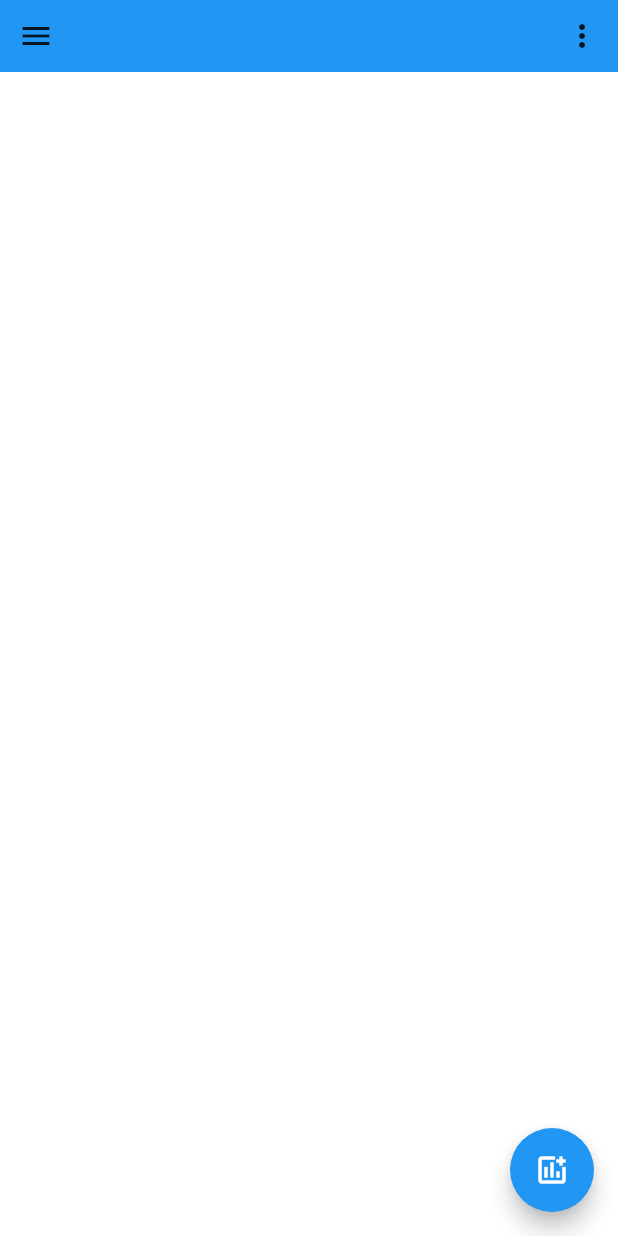
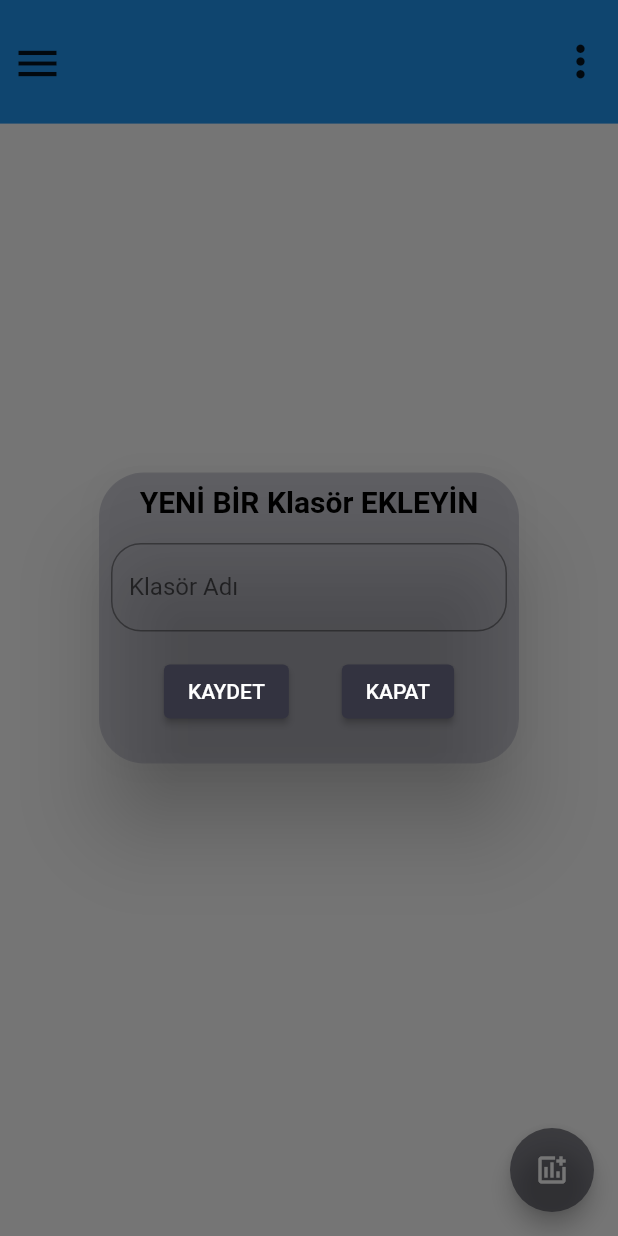
Before and after one commit to Karacazade-YunusEmre/osmanlica_sozluk, a Flutter app: the screen it shows after launch, after a tap on the "add chart" icon, on a phone screen of 412 x 824 dp. Run offline on Flutter 3.47's test engine with Material 2 defaults, Android fonts, the phone set to English and light mode, and no system bars; our stand-ins replace flutter_screenutil, get, get_it, sqflite; accounts and stored records are empty.

Commit message:
# uygulama'ya klasör ekleme özelliği eklendi

```diff
--- a/lib/controller/main_controller.dart
+++ b/lib/controller/main_controller.dart
@@ -1,12 +1,24 @@
 import 'package:get/get.dart';
-import 'package:lugat/utilities/enums.dart';
+
+import '../main.dart';
+import '/model/concrete/directory_model.dart';
+import '/model/concrete/sentence_model.dart';
+import '/utilities/enums.dart';
 
 /// Created by Yunus Emre Yıldırım
 /// on 22.09.2022
 
 class MainController extends GetxController {
+  final sentenceList = <SentenceModel>[].obs;
+  final directoryList = <DirectoryModel>[].obs;
   final _listSortCurrentValue = ListSortEnum.increase.obs;
-  final _isMenuOpen = false.obs;
+
+  @override
+  Future<void> onInit() async {
+    super.onInit();
+
+    directoryList.addAll(await directoryDal.getAll());
+  }
 
   /// listSortCurrentValue getter
   ListSortEnum get listSortCurrentValue => _listSortCurrentValue.value;
@@ -14,21 +26,10 @@ class MainController extends GetxController {
   /// listSortCurrentValue setter
   set listSortCurrentValue(ListSortEnum newValue) => _listSortCurrentValue.value = newValue;
 
-  /// isMenuOpen getter
-  bool get isMenuOpen => _isMenuOpen.value;
-
-  /// isMenuOpen setter
-  set isMenuOpen(bool newValue) => _isMenuOpen.value = newValue;
-
   /// listSortCurrentValue change value
   void changelistSortCurrentValue(ListSortEnum? value) {
     if (value != null) {
       listSortCurrentValue = value;
     }
   }
-
-  /// isMenuOpen change value
-  void changeIsMenuOpen() {
-    isMenuOpen = !isMenuOpen;
-  }
 }
--- a/lib/main.dart
+++ b/lib/main.dart
@@ -1,14 +1,40 @@
 import 'package:flutter/material.dart';
 import 'package:flutter_screenutil/flutter_screenutil.dart';
 import 'package:get/get.dart';
-import 'package:lugat/controller/main_controller.dart';
+import 'package:get_it/get_it.dart';
 
+import '/controller/main_controller.dart';
+import '/repository/base/i_directory_repository.dart';
+import '/repository/base/i_sentence_repository.dart';
+import '/repository/sqlite/directory_dal.dart';
+import '/ui/pages/page_not_found.dart';
+import 'repository/sqlite/sentence_dal.dart';
 import 'utilities/router.dart';
 import 'utilities/ui_constant.dart';
 
-void main() {
+late ISentenceRepository sentenceDal;
+late IDirectoryRepository directoryDal;
+
+void main() async {
+  init;
+  setupLocators;
   initControllers;
   runApp(const MainApp());
+}
+
+void get init {
+  WidgetsFlutterBinding.ensureInitialized();
+}
+
+void get setupLocators {
+  final sentenceLocator = GetIt.instance;
+  final directoryLocator = GetIt.instance;
+
+  sentenceLocator.registerSingleton<ISentenceRepository>(SentenceDal());
+  directoryLocator.registerSingleton<IDirectoryRepository>(DirectoryDal());
+
+  sentenceDal = sentenceLocator<ISentenceRepository>();
+  directoryDal = directoryLocator<IDirectoryRepository>();
 }
 
 void get initControllers {
@@ -25,13 +51,15 @@ class MainApp extends StatelessWidget {
       minTextAdapt: true,
       splitScreenMode: true,
       builder: (BuildContext context, Widget? child) {
-        return GetMaterialApp.router(
+        return GetMaterialApp(
           debugShowCheckedModeBanner: false,
           title: 'Risale-i Nur Lugat',
           theme: UIConstant.getDefaultThemeData,
-          routerDelegate: router.routerDelegate,
-          routeInformationParser: router.routeInformationParser,
-          routeInformationProvider: router.routeInformationProvider,
+          getPages: routes,
+          unknownRoute: GetPage(
+            name: '/pageNotFound',
+            page: () => const PageNotFound(),
+          ),
         );
       },
     );
--- /dev/null
+++ b/lib/model/abstract/i_base_model.dart
@@ -0,0 +1,4 @@
+/// Created by Yunus Emre Yıldırım
+/// on 23.09.2022
+
+abstract class IBaseModel {}
--- /dev/null
+++ b/lib/model/concrete/directory_model.dart
@@ -0,0 +1,20 @@
+import 'package:json_annotation/json_annotation.dart';
+
+import '../abstract/i_base_model.dart';
+
+/// Created by Yunus Emre Yıldırım
+/// on 23.09.2022
+
+part 'directory_model.g.dart';
+
+@JsonSerializable()
+class DirectoryModel implements IBaseModel {
+  String id;
+  String name;
+
+  DirectoryModel({required this.id, required this.name});
+
+  factory DirectoryModel.fromJson(Map<String, dynamic> json) => _$DirectoryModelFromJson(json);
+
+  Map<String, dynamic> toJson() => _$DirectoryModelToJson(this);
+}
--- /dev/null
+++ b/lib/model/concrete/sentence_model.dart
@@ -0,0 +1,21 @@
+import 'package:json_annotation/json_annotation.dart';
+import 'package:lugat/model/abstract/i_base_model.dart';
+
+/// Created by Yunus Emre Yıldırım
+/// on 23.09.2022
+
+part 'sentence_model.g.dart';
+
+@JsonSerializable()
+class SentenceModel implements IBaseModel {
+  String id;
+  String title;
+  String content;
+  String? listId;
+
+  SentenceModel({required this.id, required this.title, required this.content, required this.listId});
+
+  factory SentenceModel.fromJson(Map<String, dynamic> json) => _$SentenceModelFromJson(json);
+
+  Map<String, dynamic> toJson() => _$SentenceModelToJson(this);
+}
--- /dev/null
+++ b/lib/repository/sqlite/database_helper.dart
@@ -0,0 +1,39 @@
+import 'dart:async';
+
+import 'package:path/path.dart';
+import 'package:sqflite/sqflite.dart';
+
+import '../../utilities/create_tables.dart';
+
+/// Created by Yunus Emre Yıldırım
+/// on 23.09.2022
+
+class DatabaseHelper {
+  static DatabaseHelper? _databaseHelper;
+  static Database? _database;
+
+  static const int _dbVersion = 1;
+
+  factory DatabaseHelper() {
+    return _databaseHelper ??= DatabaseHelper._createInstance();
+  }
+
+  DatabaseHelper._createInstance();
+
+  static Future<Database> get getDB async {
+    _database ??= await _initializeDB;
+    return _database!;
+  }
+
+  static Future<Database> get _initializeDB async {
+    final databasePath = await getDatabasesPath();
+    String absolutePath = join(databasePath, 'appDB.db');
+
+    return openDatabase(absolutePath, version: _dbVersion, onCreate: _createDB);
+  }
+
+  static Future<FutureOr<void>> _createDB(Database db, int version) async {
+    await db.execute(createSentenceTable);
+    await db.execute(createDirectoryTable);
+  }
+}
--- /dev/null
+++ b/lib/ui/components/dialogs/directory_add_update_dialog.dart
@@ -0,0 +1,100 @@
+import 'package:flutter/material.dart';
+import 'package:flutter_screenutil/flutter_screenutil.dart';
+import 'package:get/get.dart';
+import 'package:lugat/main.dart';
+import 'package:uuid/uuid.dart';
+
+import '/model/concrete/directory_model.dart';
+import '/utilities/ui_constant.dart';
+import '../../../controller/main_controller.dart';
+
+/// Created by Yunus Emre Yıldırım
+/// on 26.09.2022
+
+class DirectoryAddUpdateDialog {
+  final formKey = GlobalKey<FormState>();
+  late MainController mainController;
+  late TextEditingController textController;
+  String directoryName = '';
+
+  DirectoryAddUpdateDialog() {
+    mainController = Get.find();
+    textController = TextEditingController();
+
+    _showDialog;
+  }
+
+  dynamic get _showDialog {
+    return Get.defaultDialog(
+      title: 'YENİ BİR Klasör EKLEYİN',
+      titleStyle: const TextStyle(color: Colors.black, fontWeight: FontWeight.bold),
+      barrierDismissible: false,
+      radius: 30,
+      backgroundColor: UIConstant.getDefaultThemeData.backgroundColor,
+      content: Column(
+        mainAxisAlignment: MainAxisAlignment.spaceBetween,
+        children: [
+          Padding(
+            padding: const EdgeInsets.only(bottom: 8.0),
+            child: Form(
+              key: formKey,
+              child: TextFormField(
+                controller: textController,
+                decoration: const InputDecoration(
+                  hintText: 'Klasör Adını Yazın ...',
+                  label: Text('Klasör Adı'),
+                  border: OutlineInputBorder(
+                    borderRadius: BorderRadius.all(Radius.circular(20)),
+                  ),
+                ),
+                validator: (String? value) {
+                  if (value == null || value.length < 3 || value.isEmpty) {
+                    return 'Klasör adı boş veya \n3 karakterden küçük olamaz!';
+                  }
+                  return null;
+                },
+                onSaved: (String? value) => directoryName = value!,
+              ),
+            ),
+          ),
+          Padding(
+            padding: const EdgeInsets.only(top: 8.0),
+            child: Row(
+              mainAxisAlignment: MainAxisAlignment.spaceEvenly,
+              children: [
+                ElevatedButton(
+                  onPressed: () {
+                    if (formKey.currentState!.validate()) {
+                      formKey.currentState!.save();
+
+                      DirectoryModel directoryModel = DirectoryModel(id: const Uuid().v1(), name: directoryName);
+
+                      mainController.directoryList.add(directoryModel);
+                      directoryDal.add(directoryModel);
+
+                      textController.clear();
+                      Get.back();
+                      Get.snackbar(
+                        'BİLGİ',
+                        'Klasör başarıyla kaydedildi',
+                        borderColor: Colors.green,
+                        borderWidth: 2,
+                        snackPosition: SnackPosition.BOTTOM,
+                        maxWidth: 0.8.sw,
+                      );
+                    }
+                  },
+                  child: const Text('KAYDET'),
+                ),
+                ElevatedButton(
+                  onPressed: () => Get.back(),
+                  child: const Text('KAPAT'),
+                ),
+              ],
+            ),
+          ),
+        ],
+      ),
+    );
+  }
+}
--- a/lib/ui/pages/home_page.dart
+++ b/lib/ui/pages/home_page.dart
@@ -1,9 +1,11 @@
 import 'package:flutter/material.dart';
 import 'package:flutter_screenutil/flutter_screenutil.dart';
 import 'package:get/get.dart';
+import 'package:lugat/model/concrete/directory_model.dart';
 import 'package:lugat/utilities/enums.dart';
 
 import '../../controller/main_controller.dart';
+import '../components/dialogs/directory_add_update_dialog.dart';
 
 /// Created by Yunus Emre Yıldırım
 /// on 22.09.2022
@@ -15,9 +17,16 @@ class HomePage extends StatefulWidget {
   State<HomePage> createState() => _HomePageState();
 }
 
-class _HomePageState extends State<HomePage> {
+class _HomePageState extends State<HomePage> with SingleTickerProviderStateMixin {
   late MainController mainController;
   late Duration defaultAnimationDuration;
+  late AnimationController animationController;
+  late Animation<double> animationScale;
+  late Animation<double> animationBorderRadius;
+  late Animation<Offset> animationSlide;
+
+  bool isMenuOpen = false;
+  double defaultDashboardOpacity = 1;
 
   @override
   void initState() {
@@ -25,6 +34,10 @@ class _HomePageState extends State<HomePage> {
 
     mainController = Get.find();
     defaultAnimationDuration = const Duration(milliseconds: 500);
+    animationController = AnimationController(vsync: this, duration: defaultAnimationDuration);
+    animationScale = Tween<double>(begin: 1.0, end: 0.6).animate(animationController);
+    animationBorderRadius = Tween<double>(begin: 0.5, end: 0).animate(animationController);
+    animationSlide = Tween<Offset>(begin: const Offset(-1, 0), end: const Offset(0, 0)).animate(animationController);
   }
 
   @override
@@ -34,23 +47,77 @@ class _HomePageState extends State<HomePage> {
         child: Obx(
           () => Stack(
             children: [
-              menuWidget,
+              directoryListWidget,
               dashboardWidget,
             ],
           ),
         ),
       ),
       floatingActionButton: FloatingActionButton(
-        onPressed: () {},
-        tooltip: 'Liste Ekle',
+        heroTag: 'directoryAddAndUpdate',
+        onPressed: () => DirectoryAddUpdateDialog(),
+        tooltip: 'Klasör Ekle',
         child: const Icon(Icons.add_chart_outlined),
       ),
     );
   }
 
-  /// menu widget
-  Widget get menuWidget {
-    return Container();
+  /// directory list widget
+  Widget get directoryListWidget {
+    return SlideTransition(
+      position: animationSlide,
+      child: Container(
+        // width: 1.sw,
+        // height: 1.sh,
+        color: const Color(0XFF333340),
+        child: ListView.builder(
+            itemCount: mainController.directoryList.length,
+            itemBuilder: (BuildContext context, int index) {
+              DirectoryModel currentDirectory = mainController.directoryList[index];
+              return Container(
+                height: 0.07.sh,
+                width: 0.5.sw,
+                margin: const EdgeInsets.all(8.0),
+                decoration: BoxDecoration(
+                  border: Border.all(color: Colors.white, width: 2,),
+                  borderRadius: const BorderRadius.all(Radius.circular(20)),
+                ),
+                child: Stack(
+                  children: [
+                    IconButton(
+                      onPressed: () {},
+                      icon: const Icon(
+                        Icons.delete,
+                        color: Colors.white,
+                      ),
+                    ),
+                    Positioned(
+                      top: 0.015.sh,
+                      left: 0.15.sw,
+                      child: Text(
+                        currentDirectory.name,
+                        style: TextStyle(
+                          color: Colors.white,
+                          fontSize: 74.sp,
+                        ),
+                      ),
+                    ),
+                    Positioned(
+                      left: 0.5.sw,
+                      child: IconButton(
+                        onPressed: () {},
+                        icon: const Icon(
+                          Icons.update,
+                          color: Colors.white,
+                        ),
+                      ),
+                    ),
+                  ],
+                ),
+              );
+            }),
+      ),
+    );
   }
 
   /// dashboard widget
@@ -59,31 +126,55 @@ class _HomePageState extends State<HomePage> {
       duration: defaultAnimationDuration,
       top: 0,
       bottom: 0,
-      left: mainController.isMenuOpen ? 0.4.sw : 0,
-      right: mainController.isMenuOpen ? -0.6.sw : 0,
+      left: isMenuOpen ? 0.4.sw : 0,
+      right: isMenuOpen ? -0.6.sw : 0,
       curve: Curves.linear,
+      child: ScaleTransition(
+        scale: animationScale,
+        child: AnimatedOpacity(
+          duration: defaultAnimationDuration,
+          opacity: defaultDashboardOpacity,
           child: Material(
-        elevation: 0.1.sh,
+            elevation: 0.1.sw,
+            shadowColor: Colors.black,
             color: Colors.white,
-        borderRadius: BorderRadius.all(Radius.circular(mainController.isMenuOpen ? 20 : 0)),
+            borderRadius: BorderRadius.all(Radius.circular(isMenuOpen ? animationBorderRadius.value * 100 : 0)),
             child: Column(
               children: [
                 /// appbar
                 Container(
+                  height: 0.1.sh,
+                  decoration: BoxDecoration(
                     color: Colors.blue,
+                    borderRadius: BorderRadius.only(topLeft: Radius.circular(isMenuOpen ? animationBorderRadius.value * 100 : 0)),
+                  ),
                   child: Row(
                     mainAxisAlignment: MainAxisAlignment.spaceBetween,
                     children: [
                       /// menu icon
                       IconButton(
-                    onPressed: mainController.changeIsMenuOpen,
-                    icon: const Icon(Icons.menu),
+                        onPressed: () {
+                          setState(() {
+                            if (isMenuOpen) {
+                              animationController.reverse();
+                            } else {
+                              animationController.forward();
+                            }
+                            defaultDashboardOpacity = defaultDashboardOpacity == 1 ? 0.6 : 1;
+                            isMenuOpen = !isMenuOpen;
+                          });
+                        },
+                        icon: const Icon(
+                          Icons.menu,
+                          size: 34,
+                        ),
                       ),
 
                       /// list sort popup menu
                       PopupMenuButton<ListSortEnum>(
                         initialValue: mainController.listSortCurrentValue,
                         offset: const Offset(100, 50),
+                        iconSize: 34,
                         itemBuilder: (BuildContext context) {
                           return [
                             const PopupMenuItem<ListSortEnum>(
@@ -104,6 +195,8 @@ class _HomePageState extends State<HomePage> {
               ],
             ),
           ),
+        ),
+      ),
     );
   }
 }
--- a/lib/utilities/router.dart
+++ b/lib/utilities/router.dart
@@ -1,22 +1,29 @@
-import 'package:flutter/material.dart';
-import 'package:go_router/go_router.dart';
+import 'package:get/get.dart';
 
 import '../ui/pages/home_page.dart';
-import '../ui/pages/page_not_found.dart';
 
 /// Created by Yunus Emre Yıldırım
 /// on 22.09.2022
 
-final GoRouter router = GoRouter(
-  routes: <GoRoute>[
-    GoRoute(
-      path: '/',
-      builder: (BuildContext context, GoRouterState state) {
-        return const HomePage();
-      },
-    ),
-  ],
-  errorBuilder: (BuildContext context, GoRouterState state) {
-    return const PageNotFound();
-  },
-);
+// final GoRouter router = GoRouter(
+//   routes: <GoRoute>[
+//     GoRoute(
+//       path: '/',
+//       builder: (BuildContext context, GoRouterState state) {
+//         return const HomePage();
+//       },
+//     ),
+//   ],
+//   errorBuilder: (BuildContext context, GoRouterState state) {
+//     return const PageNotFound();
+//   },
+// );
+
+final List<GetPage> routes = [
+  GetPage(
+    name: '/',
+    page: () => const HomePage(),
+    transition: Transition.leftToRightWithFade,
+    transitionDuration: const Duration(milliseconds: 500),
+  ),
+];
--- a/lib/utilities/ui_constant.dart
+++ b/lib/utilities/ui_constant.dart
@@ -3,11 +3,21 @@ import 'package:flutter/material.dart';
 /// Created by Yunus Emre Yıldırım
 /// on 22.09.2022
 
-
-class UIConstant{
+class UIConstant {
   static ThemeData get getDefaultThemeData {
     return ThemeData(
-      primarySwatch: Colors.blue,
+      primarySwatch: const MaterialColor(0XFF333340, <int, Color>{
+        50: Color.fromRGBO(51, 51, 64, .1),
+        100: Color.fromRGBO(51, 51, 64, .2),
+        200: Color.fromRGBO(51, 51, 64, .3),
+        300: Color.fromRGBO(51, 51, 64, .4),
+        400: Color.fromRGBO(51, 51, 64, .5),
+        500: Color.fromRGBO(51, 51, 64, .6),
+        600: Color.fromRGBO(51, 51, 64, .7),
+        700: Color.fromRGBO(51, 51, 64, .8),
+        800: Color.fromRGBO(51, 51, 64, .9),
+        900: Color.fromRGBO(51, 51, 64, 1),
+      }),
     );
   }
 }
```
Also changed, not shown: lib/repository/base/i_base_repository.dart (added, +8 -0 lines), lib/repository/base/i_directory_repository.dart (added, +13 -0 lines), lib/repository/base/i_sentence_repository.dart (added, +8 -0 lines), lib/repository/sqlite/directory_dal.dart (added, +58 -0 lines), lib/repository/sqlite/sentence_dal.dart (added, +20 -0 lines), lib/utilities/create_tables.dart (added, +20 -0 lines), pubspec.yaml (+10 -1 lines), lib/model/concrete/directory_model.g.dart (added), lib/model/concrete/sentence_model.g.dart (added), pubspec.lock. Lines whose indentation alone changed are shown as unchanged.
